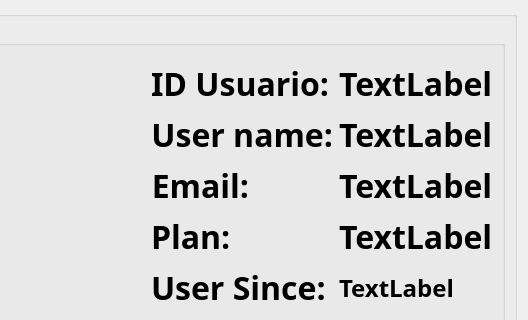
The window that src/ui/client/userclientinfowidget.ui (Physical-User-Modeling-PhyUM/Analizador_psicomotor_MediaPipe) describes before a commit, drawn with Qt 5; both pictures show x 432 to 960 and y 0 to 320 of the 960 by 810 pixel window.
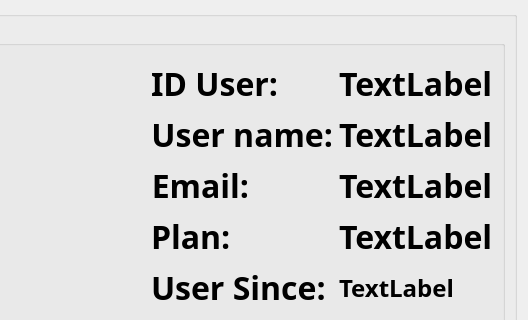
The same window after the commit. Icons and pictures are not drawn.

Commit message: Se agrega panel de metricas de usuario

Diff of the .ui file:
```diff
--- a/src/ui/client/userclientinfowidget.ui
+++ b/src/ui/client/userclientinfowidget.ui
@@ -73,7 +73,7 @@
                   </font>
                  </property>
                  <property name="text">
-                  <string>ID Usuario:</string>
+                  <string>ID User:</string>
                  </property>
                 </widget>
                </item>
```
The commit also changes 16 other files.
